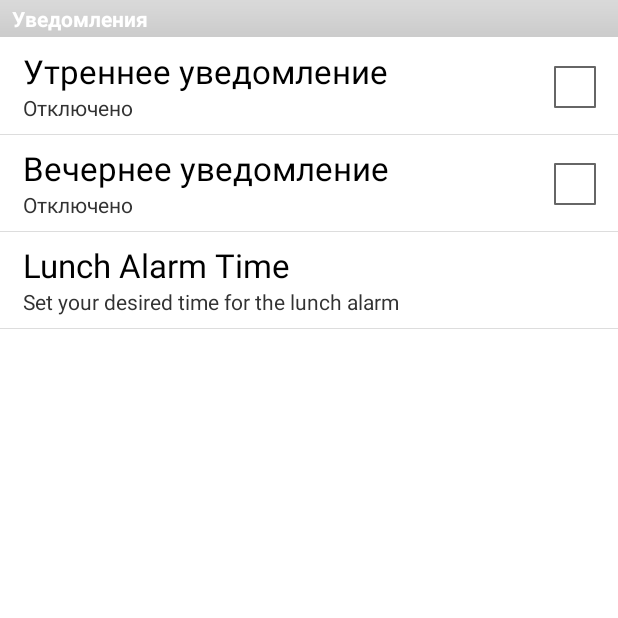
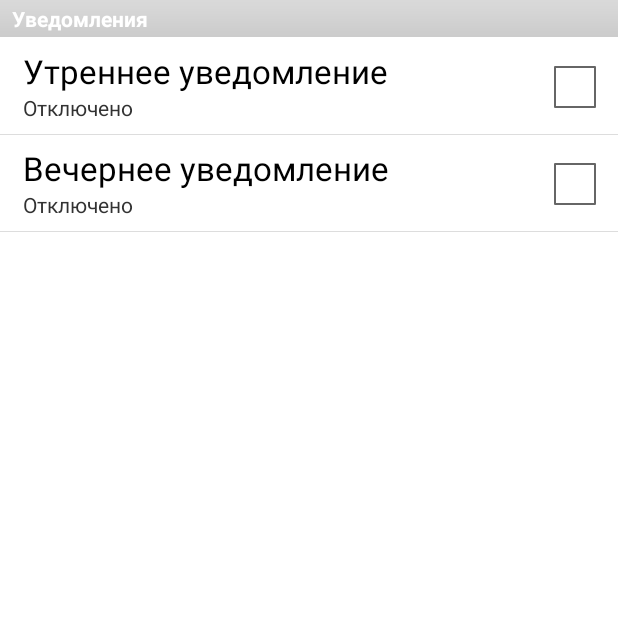
Before and after one commit to gorbin/gismeteo, an Android app: the Prefs screen opened directly, with no data from a screen before it, on a phone screen of 412 x 824 dp, the top half of it. Run offline under Robolectric (Android 15) with nearby library versions, the phone set to English and light mode, and no system bars.

```diff
--- a/src/main/java/com/example/gismeteo/ForecastForRegion.java
+++ b/src/main/java/com/example/gismeteo/ForecastForRegion.java
@@ -20,6 +20,7 @@ class ForecastForRegion extends AsyncTask<Void, String, ArrayList<Weather>> {
 
 		public ForecastForRegion(Context context, String region, boolean progressDialogSet, ForecastTaskListener callback) {
 			this.region = region;
+            thisContext=context;
             this.progressDialogSet = progressDialogSet;
 			if(progressDialogSet){
 				progressDialog = ProgressDialog.show(thisContext, thisContext.getString(R.string.pd_title),thisContext.getString(R.string.pd_forecast), true);
@@ -43,7 +44,8 @@ class ForecastForRegion extends AsyncTask<Void, String, ArrayList<Weather>> {
             } catch (XmlPullParserException e) {
                 e.printStackTrace();
 				return null;
-            } catch (Exception e) {
+            }
+            catch (Exception e) {
                 e.printStackTrace();
 				return null;
             }
--- a/src/main/java/com/example/gismeteo/MainActivity.java
+++ b/src/main/java/com/example/gismeteo/MainActivity.java
@@ -127,7 +127,7 @@ public class MainActivity extends Activity implements ExpandableListView.OnGroup
 		Calendar calendar = Calendar.getInstance();
 		calendar.setTimeInMillis(System.currentTimeMillis());
 		calendar.add(Calendar.SECOND, 5);
-		am.setRepeating(AlarmManager.RTC_WAKEUP, calendar.getTimeInMillis() , 3000, pendingIntent);
+		am.setRepeating(AlarmManager.RTC_WAKEUP, calendar.getTimeInMillis() , 20000, pendingIntent);
 	}
 	@Override
 	protected void onActivityResult(int requestCode, int resultCode, Intent data) {
--- a/src/main/java/com/example/gismeteo/SplashScreen.java
+++ b/src/main/java/com/example/gismeteo/SplashScreen.java
@@ -64,6 +64,7 @@ public class SplashScreen extends Activity implements RegionTaskListener, Foreca
 		if(forecast != null) {
 			Intent intent = new Intent(this,MainActivity.class);
 			intent.putExtra(FORECAST, forecast);
+            intent.putExtra(REGION, region);
 			startActivity(intent);
 			overridePendingTransition(android.R.anim.slide_in_left, android.R.anim.slide_out_right);
 			finish();
--- a/src/main/java/com/example/gismeteo/WeatherService.java
+++ b/src/main/java/com/example/gismeteo/WeatherService.java
@@ -37,7 +37,7 @@ public class WeatherService extends Service implements ForecastTaskListener{
                 .setContentTitle("Test builder")
                 .setContentText("Builder Do something!")
                 .setSmallIcon(R.drawable.ic_launcher)
-                .setLargeIcon(BitmapFactory.decodeResource(this.getResources(), R.drawable.ic_launcher))
+//                .setLargeIcon(BitmapFactory.decodeResource(this.getResources(), R.drawable.ic_launcher))
                 .setTicker("Colder from Builder");
 //                .build();
 		Intent intentTL = new Intent(this, MainActivity.class);
@@ -66,6 +66,7 @@ public class WeatherService extends Service implements ForecastTaskListener{
 		ForecastForRegion task = new ForecastForRegion(this, region, false, this);
 		task.execute();
         // stopSelf();
+//        sendNotif("dend notif");
 
   }
 	public void onTaskComplete(ArrayList<Weather> forecast){
@@ -91,6 +92,6 @@ public class WeatherService extends Service implements ForecastTaskListener{
 
 		notif.flags |= Notification.FLAG_AUTO_CANCEL;
 
-		nm.notify(2, notif);
+		nm.notify(3, notif);
 	}
 }
--- a/src/main/res/xml/settings.xml
+++ b/src/main/res/xml/settings.xml
@@ -9,11 +9,6 @@
             android:key="evening_pref"
             android:title="@string/evening_notif"
             android:summary="@string/no_notif" />
-        <com.example.gismeteo.TimePreference
-                android:key="alarm_time"
-                android:title="Lunch Alarm Time"
-                android:defaultValue="off"
-                android:summary="Set your desired time for the lunch alarm"
-                android:dependency="alarm" />
+
 	</PreferenceCategory>
 </PreferenceScreen>
```
